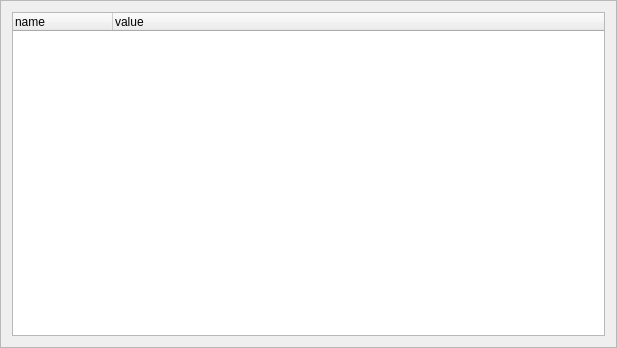
Old version of the form tools/src/shared/ui/recordeventswidget.ui in the repository cyberegoorg/cetech.
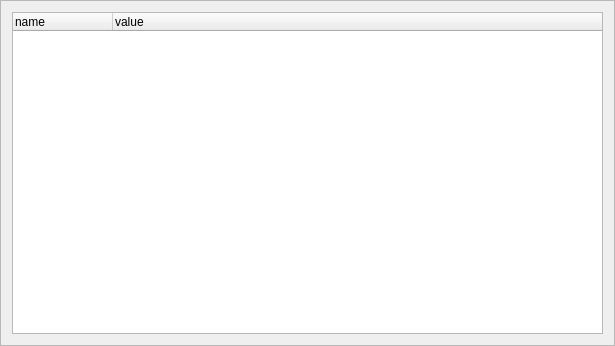
New version of the form.

```diff
--- a/tools/src/shared/ui/recordeventswidget.ui
+++ b/tools/src/shared/ui/recordeventswidget.ui
@@ -6,8 +6,8 @@
    <rect>
     <x>0</x>
     <y>0</y>
-    <width>617</width>
-    <height>348</height>
+    <width>615</width>
+    <height>346</height>
    </rect>
   </property>
   <property name="windowTitle">
```
